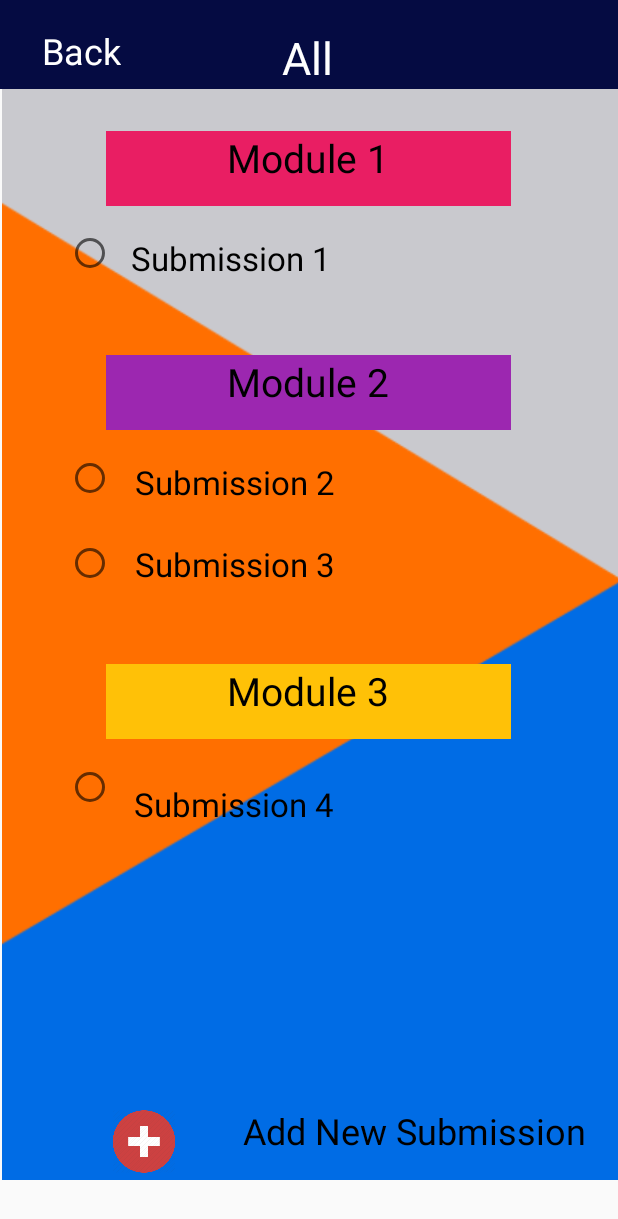
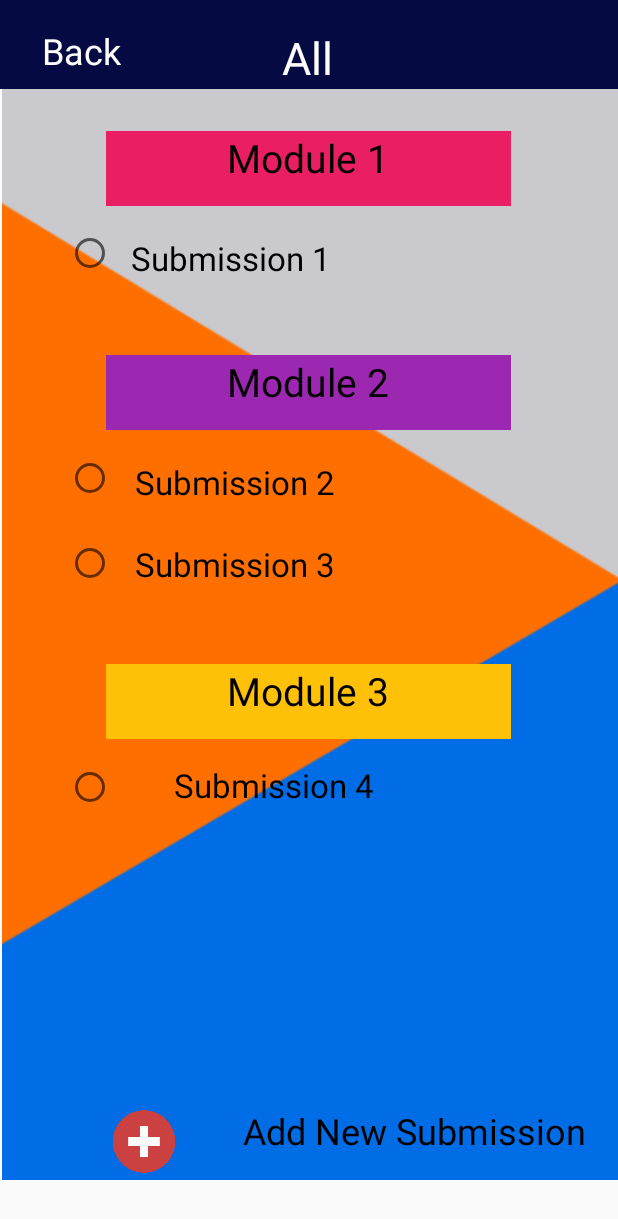
Before and after one commit to RaviniManeesha/MAD_G5.9, an Android app: the all screen opened directly, with no data from a screen before it, on a phone screen of 412 x 824 dp. Shown: the top 1219 px of the screen. Run offline under Robolectric (Android 15) with nearby library versions, the phone set to English and light mode, and no system bars; Roboto replaces fonts that are not available here.

Commit message:
Add the MAD Project

```diff
--- a/app/src/main/res/layout/activity_all.xml
+++ b/app/src/main/res/layout/activity_all.xml
@@ -257,8 +257,8 @@
         android:textSize="22sp"
         app:layout_constraintBottom_toBottomOf="parent"
         app:layout_constraintEnd_toEndOf="parent"
-        app:layout_constraintHorizontal_bias="0.321"
+        app:layout_constraintHorizontal_bias="0.416"
         app:layout_constraintStart_toStartOf="parent"
         app:layout_constraintTop_toTopOf="parent"
-        app:layout_constraintVertical_bias="0.656" />
+        app:layout_constraintVertical_bias="0.64" />
 </androidx.constraintlayout.widget.ConstraintLayout>
```
